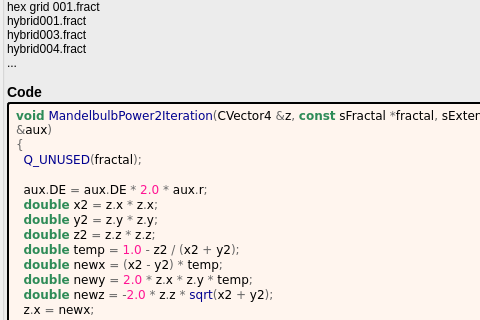
Above: mandelbulber2/formula/ui/mandelbulb_power2.ui from buddhi1980/mandelbulber2 before the change; both pictures show x 0 to 480 and y 114 to 434 of the 574 by 692 pixel window. Below: the same form after it.
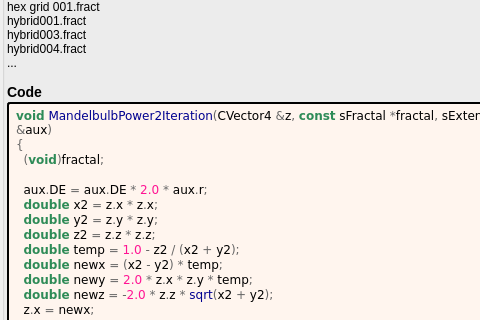
That is the form after the change. Custom widgets are drawn as their Qt base class.

```diff
--- a/mandelbulber2/formula/ui/mandelbulb_power2.ui
+++ b/mandelbulber2/formula/ui/mandelbulb_power2.ui
@@ -92,7 +92,7 @@
          <string notr="true">&lt;body style=&quot;background-color:#fff5ee&quot;&gt;
 &lt;pre style=&quot;color:#000000; background-color:#fff5ee;  font-family:&#039;Courier New&#039;,monospace;white-space: pre-wrap;&quot;&gt;&lt;span style=&quot;color:#2e8b57; font-weight:bold&quot;&gt;void&lt;/span&gt; &lt;span style=&quot;color:#00008f&quot;&gt;MandelbulbPower2Iteration&lt;/span&gt;&lt;span style=&quot;color:#676767&quot;&gt;(&lt;/span&gt;CVector4 &lt;span style=&quot;color:#676767&quot;&gt;&amp;amp;&lt;/span&gt;z&lt;span style=&quot;color:#676767&quot;&gt;,&lt;/span&gt; &lt;span style=&quot;color:#2e8b57; font-weight:bold&quot;&gt;const&lt;/span&gt; sFractal &lt;span style=&quot;color:#676767&quot;&gt;*&lt;/span&gt;fractal&lt;span style=&quot;color:#676767&quot;&gt;,&lt;/span&gt; sExtendedAux &lt;span style=&quot;color:#676767&quot;&gt;&amp;amp;&lt;/span&gt;aux&lt;span style=&quot;color:#676767&quot;&gt;)&lt;/span&gt;
 &lt;span style=&quot;color:#676767&quot;&gt;{&lt;/span&gt;
-  &lt;span style=&quot;color:#00008f&quot;&gt;Q_UNUSED&lt;/span&gt;&lt;span style=&quot;color:#676767&quot;&gt;(&lt;/span&gt;fractal&lt;span style=&quot;color:#676767&quot;&gt;);&lt;/span&gt;
+  &lt;span style=&quot;color:#676767&quot;&gt;(&lt;/span&gt;&lt;span style=&quot;color:#2e8b57; font-weight:bold&quot;&gt;void&lt;/span&gt;&lt;span style=&quot;color:#676767&quot;&gt;)&lt;/span&gt;fractal&lt;span style=&quot;color:#676767&quot;&gt;;&lt;/span&gt;
 
   aux&lt;span style=&quot;color:#676767&quot;&gt;.&lt;/span&gt;DE &lt;span style=&quot;color:#676767&quot;&gt;=&lt;/span&gt; aux&lt;span style=&quot;color:#676767&quot;&gt;.&lt;/span&gt;DE &lt;span style=&quot;color:#676767&quot;&gt;*&lt;/span&gt; &lt;span style=&quot;color:#ff1493&quot;&gt;2.0&lt;/span&gt; &lt;span style=&quot;color:#676767&quot;&gt;*&lt;/span&gt; aux&lt;span style=&quot;color:#676767&quot;&gt;.&lt;/span&gt;r&lt;span style=&quot;color:#676767&quot;&gt;;&lt;/span&gt;
   &lt;span style=&quot;color:#2e8b57; font-weight:bold&quot;&gt;double&lt;/span&gt; x2 &lt;span style=&quot;color:#676767&quot;&gt;=&lt;/span&gt; z&lt;span style=&quot;color:#676767&quot;&gt;.&lt;/span&gt;x &lt;span style=&quot;color:#676767&quot;&gt;*&lt;/span&gt; z&lt;span style=&quot;color:#676767&quot;&gt;.&lt;/span&gt;x&lt;span style=&quot;color:#676767&quot;&gt;;&lt;/span&gt;
```
